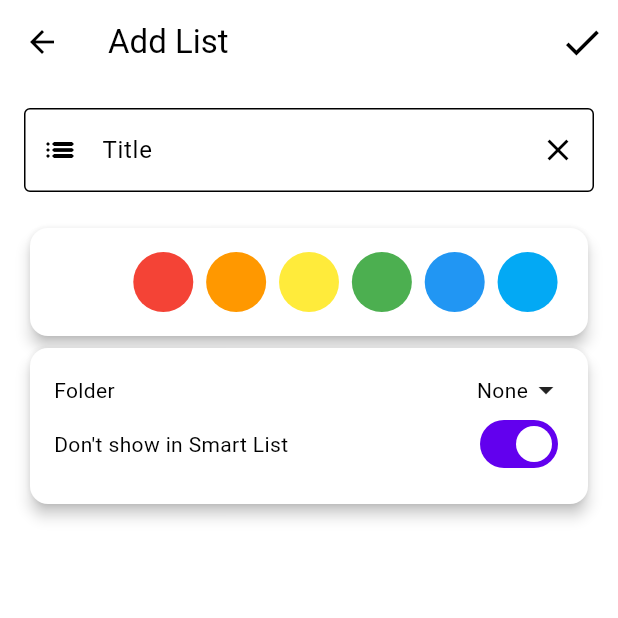
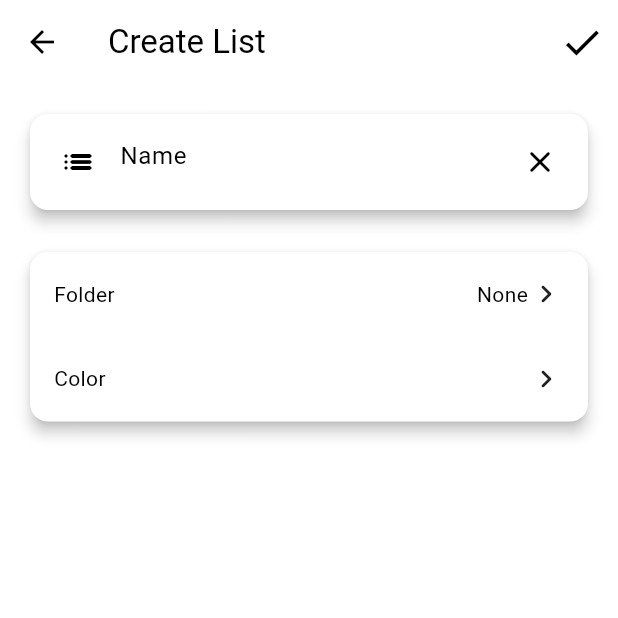
Before and after one commit to Extrypto/to_done, a Flutter app: the AddListScreen screen opened by its route, on a phone screen of 412 x 824 dp, the top half of it. Run offline on Flutter 3.47's test engine with Material 3 defaults, Android fonts, the phone set to English and light mode, and no system bars; our stand-ins replace bloc, cloud_firestore, firebase_auth, firebase_core, flutter_bloc; accounts and stored records are empty.

Commit message:
redesign "add list" screen

```diff
--- a/lib/modules/core/theme/light_mode.dart
+++ b/lib/modules/core/theme/light_mode.dart
@@ -2,6 +2,7 @@ import 'package:flutter/material.dart';
 
 ThemeData lightMode = ThemeData(
   useMaterial3: true,
+  backgroundColor: Colors.blueGrey,
   drawerTheme: const DrawerThemeData(
     shape: RoundedRectangleBorder(
       borderRadius: BorderRadius.zero,
--- a/lib/modules/tasks/list/list_add_screen.dart
+++ b/lib/modules/tasks/list/list_add_screen.dart
@@ -3,119 +3,226 @@ import 'package:flutter_bloc/flutter_bloc.dart';
 import 'package:to_done/modules/auth/user_bloc.dart';
 import 'package:to_done/modules/tasks/list/lists_bloc.dart';
 
-class AddListScreen extends StatelessWidget {
+class AddListScreen extends StatefulWidget {
+  @override
+  _AddListScreenState createState() => _AddListScreenState();
+}
+
+class _AddListScreenState extends State<AddListScreen> {
   final TextEditingController titleController = TextEditingController();
+  Color _selectedColor = Colors.transparent; //Default list color
 
   @override
   Widget build(BuildContext context) {
     return Scaffold(
       appBar: AppBar(
-        title: Text('Add List'),
+        title: Text('Create List'),
+        backgroundColor: Theme.of(context).colorScheme.surface,
         actions: [
           IconButton(
-            icon: Icon(
-              Icons.check_outlined,
-              size: 30,
-            ),
+            icon: Icon(Icons.check_outlined, size: 30),
             onPressed: () {
               final title = titleController.text;
               if (title.isNotEmpty) {
                 final userState = context.read<UserBloc>().state;
                 if (userState is UserAuthenticated) {
                   final userId = userState.userId;
+                  // Убедимся, что передаём правильные параметры
                   BlocProvider.of<ListsBloc>(context)
                       .add(CreateListEvent(userId, title));
-                  Navigator.of(context).pop(); // Закрывает текущую страницу
+                  Navigator.of(context).pop();
                 }
               }
             },
           ),
         ],
       ),
-      body: Padding(
+      backgroundColor: Theme.of(context).colorScheme.surface,
+      body: Container(
         padding: const EdgeInsets.all(16.0),
         child: Column(
           children: <Widget>[
-            TextField(
+            Card(
+              elevation: 4,
+              child: Padding(
+                padding: const EdgeInsets.all(8.0),
+                child: TextField(
                   controller: titleController,
                   decoration: InputDecoration(
-                border: OutlineInputBorder(),
-                labelText: 'Title',
-                prefixIcon: IconButton(
-                  icon: Icon(Icons.list_rounded),
-                  onPressed: () {},
+                    border: InputBorder.none,
+                    focusedBorder: OutlineInputBorder(
+                      borderSide: BorderSide(color: Colors.transparent),
                     ),
+                    prefixIcon: Icon(Icons.list_rounded),
                     suffixIcon: IconButton(
-                  icon: Icon(Icons.clear),
-                  onPressed: () {},
+                      icon: Icon(Icons.clear_rounded),
+                      onPressed: () => titleController.clear(),
+                    ),
+                    hintText: 'Name',
+                  ),
                 ),
               ),
             ),
             SizedBox(height: 20),
-            Card(
+            _folderAndColorCard(context),
+          ],
+        ),
+      ),
+    );
+  }
+
+  Widget _folderAndColorCard(BuildContext context) {
+    return Card(
       elevation: 4,
-              child: Padding(
-                padding: const EdgeInsets.all(16.0),
       child: Column(
-                  children: <Widget>[
+        crossAxisAlignment: CrossAxisAlignment.stretch,
+        children: [
+          InkWell(
+            borderRadius: BorderRadius.only(
+              topLeft: Radius.circular(8.0),
+              topRight: Radius.circular(8.0),
+              bottomLeft: Radius.circular(0),
+              bottomRight: Radius.circular(0),
+            ),
+            onTap: () {},
+            child: Container(
+              padding:
+                  const EdgeInsets.symmetric(vertical: 16.0, horizontal: 16.0),
+              child: Row(
+                mainAxisAlignment: MainAxisAlignment.spaceBetween,
+                children: [
+                  Text("Folder"),
                   Row(
-                      mainAxisAlignment: MainAxisAlignment.spaceAround,
                     children: [
-                        _colorCircle(Colors.white),
-                        _colorCircle(Colors.red),
-                        _colorCircle(Colors.orange),
-                        _colorCircle(Colors.yellow),
-                        _colorCircle(Colors.green),
-                        _colorCircle(Colors.blue),
-                        _colorCircle(Colors.lightBlue),
+                      Text("None"),
+                      Icon(Icons.keyboard_arrow_right_rounded),
                     ],
                   ),
                 ],
               ),
             ),
           ),
-            _folderAndToggleCard(),
-          ],
+          InkWell(
+            borderRadius: BorderRadius.only(
+              topLeft: Radius.circular(0),
+              topRight: Radius.circular(0),
+              bottomLeft: Radius.circular(8.0),
+              bottomRight: Radius.circular(8.0),
+            ),
+            onTap: () => _showColorPicker(context),
+            child: Container(
+              padding:
+                  const EdgeInsets.symmetric(vertical: 16.0, horizontal: 16.0),
+              child: Row(
+                mainAxisAlignment: MainAxisAlignment.spaceBetween,
+                children: [
+                  Text("Color"),
+                  Row(
+                    children: [
+                      Container(
+                        width: 25,
+                        height: 25,
+                        decoration: BoxDecoration(
+                          shape: BoxShape.circle,
+                          color: _selectedColor,
                         ),
                       ),
-    );
-  }
-
-  Widget _folderAndToggleCard() {
-    return Card(
-      elevation: 4,
-      child: Padding(
-        padding: const EdgeInsets.all(16.0),
-        child: Column(
-          children: [
-            Row(
-              mainAxisAlignment: MainAxisAlignment.spaceBetween,
-              children: [
-                Text("Folder"),
-                Row(
-                  children: [
-                    Text("None"),
-                    Icon(Icons.arrow_drop_down),
-                  ],
-                ),
-              ],
-            ),
-            Row(
-              mainAxisAlignment: MainAxisAlignment.spaceBetween,
-              children: [
-                Text("Don't show in Smart List"),
-                Switch(value: true, onChanged: (newValue) {}),
+                      Icon(Icons.keyboard_arrow_right_rounded),
                     ],
                   ),
                 ],
               ),
             ),
+          ),
+        ],
+      ),
     );
   }
 
-  Widget _colorCircle(Color color) {
-    return CircleAvatar(
-      backgroundColor: color,
+  Widget _buildRow(String label, String value) {
+    return Row(
+      mainAxisAlignment: MainAxisAlignment.spaceBetween,
+      children: [
+        Padding(
+          padding: const EdgeInsets.all(16.0),
+          child: Text(label),
+        ),
+        Padding(
+          padding: const EdgeInsets.all(16.0),
+          child: Row(
+            children: [
+              CircleAvatar(backgroundColor: _selectedColor),
+              Icon(Icons.keyboard_arrow_right_rounded),
+            ],
+          ),
+        ),
+      ],
+    );
+  }
+
+  void _showColorPicker(BuildContext context) {
+    final List<Map<String, dynamic>> predefinedColors = [
+      {'color': Colors.transparent, 'name': 'None'},
+      {'color': Colors.red, 'name': 'Red'},
+      {'color': Colors.blue, 'name': 'Blue'},
+      {'color': Colors.green, 'name': 'Green'},
+      {'color': Colors.yellow, 'name': 'Yellow'},
+      {'color': Colors.orange, 'name': 'Orange'},
+      {'color': Colors.purple, 'name': 'Purple'},
+      {'color': Colors.teal, 'name': 'Teal'},
+      {'color': Colors.pink, 'name': 'Pink'},
+      {'color': Colors.indigo, 'name': 'Indigo'},
+      {'color': Colors.cyan, 'name': 'Cyan'},
+      {'color': Colors.amber, 'name': 'Amber'},
+      {'color': Colors.brown, 'name': 'Brown'},
+      {'color': Colors.deepOrange, 'name': 'Deep Orange'},
+      {'color': Colors.deepPurple, 'name': 'Deep Purple'},
+      {'color': Colors.lime, 'name': 'Lime'},
+      {'color': Colors.lightBlue, 'name': 'Light Blue'},
+      {'color': Colors.lightGreen, 'name': 'Light Green'},
+      {'color': Colors.grey, 'name': 'Grey'},
+      {'color': Colors.blueGrey, 'name': 'Blue Grey'},
+      {'color': Colors.black, 'name': 'Black'},
+      {'color': Colors.redAccent, 'name': 'Red Accent'},
+      {'color': Colors.blueAccent, 'name': 'Blue Accent'},
+      {'color': Colors.greenAccent, 'name': 'Green Accent'},
+      {'color': Colors.yellowAccent, 'name': 'Yellow Accent'},
+      {'color': Colors.orangeAccent, 'name': 'Orange Accent'},
+      {'color': Colors.purpleAccent, 'name': 'Purple Accent'},
+      {'color': Colors.tealAccent, 'name': 'Teal Accent'},
+      {'color': Colors.pinkAccent, 'name': 'Pink Accent'},
+      {'color': Colors.indigoAccent, 'name': 'Indigo Accent'},
+      {'color': Colors.cyanAccent, 'name': 'Cyan Accent'},
+      {'color': Colors.amberAccent, 'name': 'Amber Accent'},
+    ];
+
+    showModalBottomSheet(
+      context: context,
+      builder: (BuildContext context) {
+        return ListView.builder(
+          itemCount: predefinedColors.length,
+          itemBuilder: (BuildContext context, int index) {
+            final colorData = predefinedColors[index];
+            final Color color = colorData['color'];
+            final String name = colorData['name'];
+            return InkWell(
+              onTap: () {
+                setState(() {
+                  _selectedColor = color;
+                  Navigator.pop(context);
+                });
+              },
+              child: ListTile(
+                leading: Icon(
+                  index == 0 ? Icons.format_color_reset : Icons.circle,
+                  color: index == 0 ? Colors.grey : color,
+                ),
+                title: Text(name),
+              ),
+            );
+          },
+        );
+      },
     );
   }
 }
--- a/lib/modules/tasks/tasks_drawer.dart
+++ b/lib/modules/tasks/tasks_drawer.dart
@@ -13,7 +13,7 @@ IconData getIconFromString(String iconString) {
       return IconData(codePoint, fontFamily: 'MaterialIcons');
     }
   }
-  return Icons.list; // Иконка по умолчанию, если преобразование не удалось
+  return Icons.list;
 }
 
 class MyDrawer extends StatefulWidget {
--- a/pubspec.yaml
+++ b/pubspec.yaml
@@ -70,8 +70,8 @@ flutter:
   uses-material-design: true
 
   # To add assets to your application, add an assets section, like this:
-  assets:
-    - lib/images/
+  # assets:
+  #   - lib/images/
   #   - images/a_dot_ham.jpeg
 
   # An image asset can refer to one or more resolution-specific "variants", see
```
Lines whose indentation alone changed are shown as unchanged.
